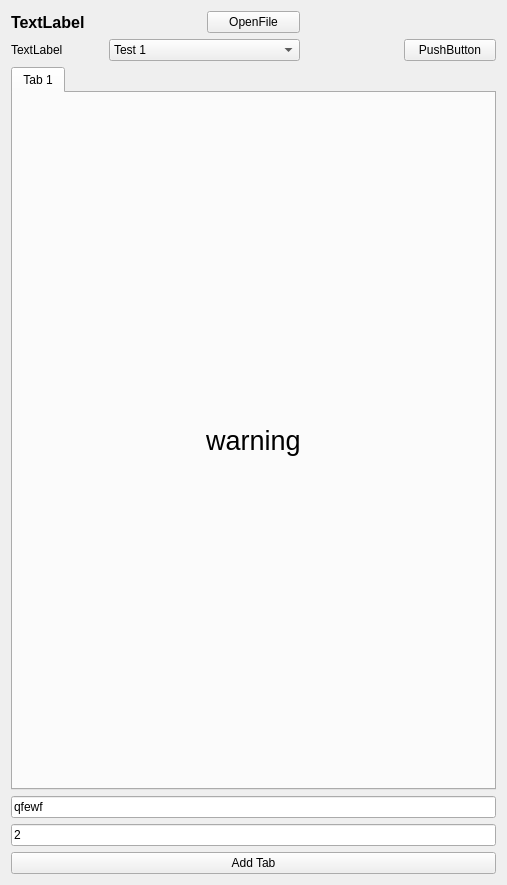
The window that src/emvview.ui (Moos-Media/HiveEMV) describes before a commit, drawn with Qt 5.
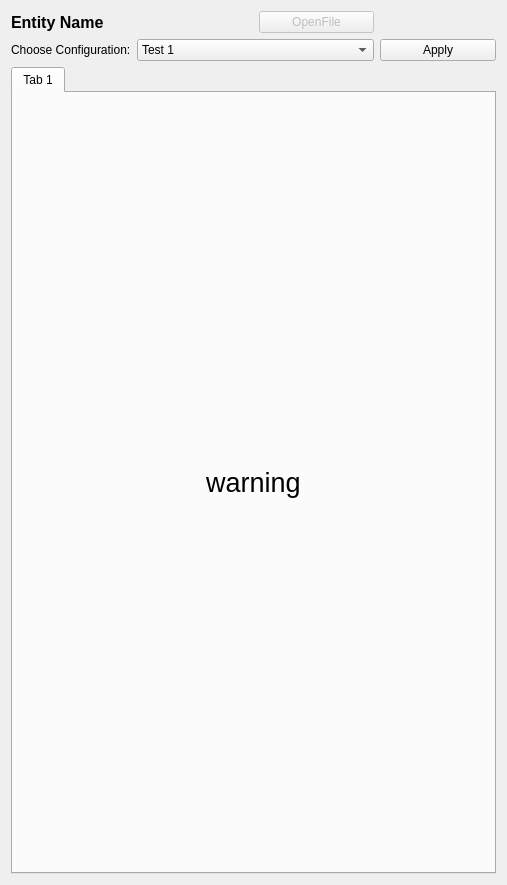
The same window after the commit.

Patch:
```diff
--- a/src/emvview.ui
+++ b/src/emvview.ui
@@ -17,32 +17,25 @@
    <item row="1" column="1">
     <widget class="QLabel" name="label">
      <property name="text">
-      <string>TextLabel</string>
+      <string>Choose Configuration:</string>
      </property>
     </widget>
    </item>
-   <item row="5" column="1" colspan="5">
-    <widget class="QLineEdit" name="amount">
+   <item row="1" column="2" colspan="2">
+    <widget class="QComboBox" name="configurationPicker">
+     <item>
      <property name="text">
-      <string>2</string>
-     </property>
-    </widget>
-   </item>
-   <item row="4" column="1" colspan="5">
-    <widget class="QLineEdit" name="textEdit">
+       <string>Test 1</string>
+      </property>
+     </item>
+     <item>
      <property name="text">
-      <string>qfewf</string>
-     </property>
-    </widget>
-   </item>
-   <item row="1" column="5">
-    <widget class="QPushButton" name="configurationChangeButton">
-     <property name="text">
-      <string>PushButton</string>
-     </property>
+       <string>Test2</string>
+      </property>
+     </item>
     </widget>
    </item>
-   <item row="3" column="1" colspan="5">
+   <item row="3" column="1" colspan="4">
     <widget class="QTabWidget" name="tabWidget">
      <property name="currentIndex">
       <number>0</number>
@@ -71,13 +64,6 @@
      </widget>
     </widget>
    </item>
-   <item row="6" column="1" colspan="5">
-    <widget class="QPushButton" name="addTabButton">
-     <property name="text">
-      <string>Add Tab</string>
-     </property>
-    </widget>
-   </item>
    <item row="0" column="1">
     <widget class="QLabel" name="entityLabel">
      <property name="font">
@@ -88,26 +74,22 @@
       </font>
      </property>
      <property name="text">
-      <string>TextLabel</string>
+      <string>Entity Name</string>
      </property>
     </widget>
    </item>
-   <item row="1" column="2" colspan="2">
-    <widget class="QComboBox" name="configurationPicker">
-     <item>
+   <item row="1" column="4">
+    <widget class="QPushButton" name="configurationChangeButton">
       <property name="text">
-       <string>Test 1</string>
-      </property>
-     </item>
-     <item>
-      <property name="text">
-       <string>Test2</string>
-      </property>
-     </item>
+      <string>Apply</string>
+     </property>
     </widget>
    </item>
    <item row="0" column="3">
     <widget class="QPushButton" name="openFilePushButton">
+     <property name="enabled">
+      <bool>false</bool>
+     </property>
      <property name="text">
       <string>OpenFile</string>
      </property>
```
Lines whose indentation alone changed are shown as unchanged.
